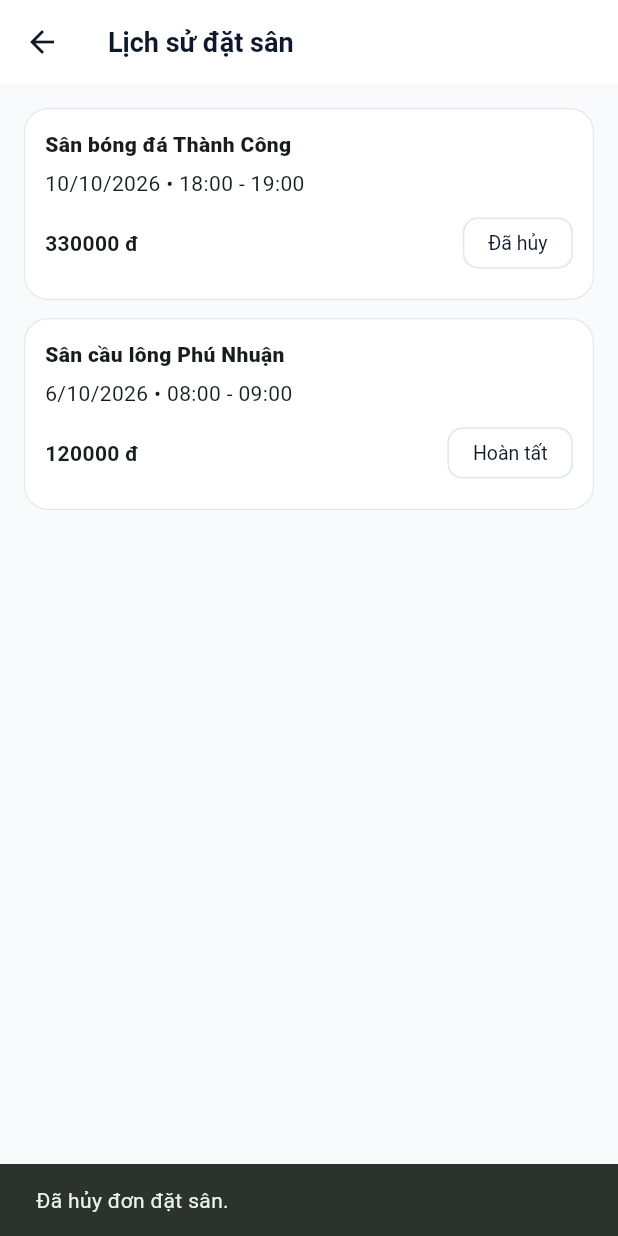
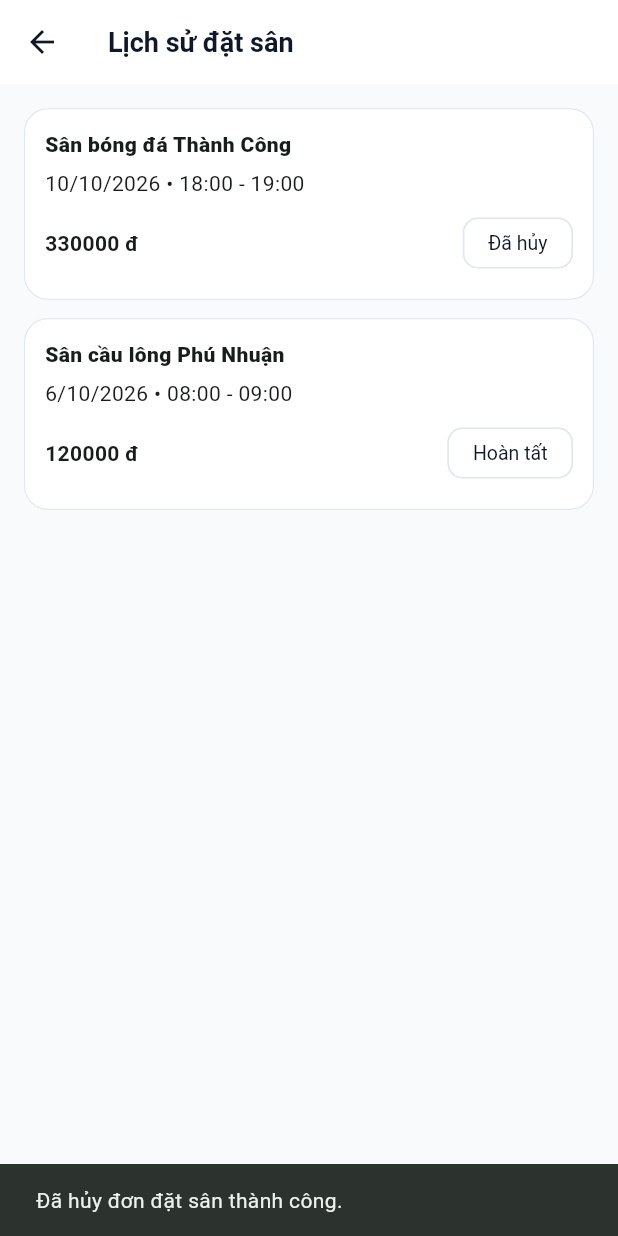
Before and after one commit to giahuy5523/DeTai_QuanLiDatSanTheThao_DiDong, a Flutter app: the BookingHistoryScreen screen opened by its route, after a tap on "Hủy đặt sân", on a phone screen of 412 x 824 dp. Run offline on Flutter 3.47's test engine with Material 3 defaults, Android fonts, the phone set to English and light mode, and no system bars; our stand-ins replace image_picker; accounts and stored records are empty.

Commit message:
Cập nhật luồng hủy đặt sân

```diff
--- a/lib/models/promotion.dart
+++ b/lib/models/promotion.dart
@@ -1,4 +1,3 @@
-/// Model Khuyến mãi - tương ứng bảng Promotions trong ERD.
 class Promotion {
   final String id;
   final String code;
@@ -6,12 +5,16 @@ class Promotion {
   final DateTime expiryDate;
   final bool isActive;
 
+  // Số lượt sử dụng mã khuyến mãi
+  int usedCount;
+
   Promotion({
     required this.id,
     required this.code,
     required this.discountPercent,
     required this.expiryDate,
     this.isActive = true,
+    this.usedCount = 0,
   });
 
   bool isExpiredAt(DateTime now) => !now.isBefore(
@@ -35,13 +38,17 @@ class Promotion {
         id: 'p1',
         code: 'SAN10',
         discountPercent: 10,
-        expiryDate: DateTime.now().add(const Duration(days: 30)),
+        expiryDate: DateTime.now().add(
+          const Duration(days: 30),
+        ),
       ),
       Promotion(
         id: 'p2',
         code: 'SAN20TET',
         discountPercent: 20,
-        expiryDate: DateTime.now().add(const Duration(days: 60)),
+        expiryDate: DateTime.now().add(
+          const Duration(days: 60),
+        ),
       ),
     ];
   }
--- a/lib/screens/customer/booking_history_screen.dart
+++ b/lib/screens/customer/booking_history_screen.dart
@@ -1,6 +1,132 @@
 import 'package:flutter/material.dart';
 import '../../data/mock_store.dart';
-import '../../models/booking.dart';
+
+// ============================================================================
+// Repository: xử lý hủy đơn và giải phóng khung giờ trong MockStore.
+// Lưu ý: đây là mô phỏng nghiệp vụ, chưa phải transaction SQLite thật.
+// ============================================================================
+
+class BookingRepository {
+  static Map<String, dynamic>? cancelBooking(String bookingId) {
+    final bookingIndex =
+        MockStore.bookings.indexWhere((booking) => booking.id == bookingId);
+
+    if (bookingIndex == -1) return null;
+
+    final booking = MockStore.bookings[bookingIndex];
+
+    // Chỉ cho phép hủy đơn đang chờ xác nhận hoặc đã xác nhận.
+    if (booking.status != 'pending' && booking.status != 'confirmed') {
+      return null;
+    }
+
+    final oldStatus = booking.status;
+    final promoId = booking.promoId;
+    final payment = MockStore.paymentOfBooking(bookingId);
+
+    // Chỉ hoàn tiền khi cả Booking và Payment đều ghi nhận đã thanh toán.
+    final shouldRefund = booking.paymentStatus == 'paid' &&
+        payment != null &&
+        payment['status'] == 'success';
+
+    // Cập nhật đơn đặt sân.
+    booking.status = 'cancelled';
+    booking.cancelReason = 'Khách hàng chủ động hủy';
+    booking.cancelledAt = DateTime.now();
+
+    if (shouldRefund) {
+      booking.paymentStatus = 'refunded';
+    }
+
+    // MockStore.timeSlotsFor() tự bỏ qua booking có status == 'cancelled',
+    // vì vậy khung giờ sẽ không còn bị đơn này chiếm giữ.
+
+    return {
+      'oldStatus': oldStatus,
+      'promoId': promoId,
+      'shouldRefund': shouldRefund,
+    };
+  }
+}
+
+// ============================================================================
+// PromotionService: hoàn lại lượt sử dụng mã khuyến mãi trong MockStore.
+// ============================================================================
+
+class PromotionService {
+  static bool cancelPromoUse(String promoId) {
+    final promoIndex =
+        MockStore.promotions.indexWhere((promotion) => promotion.id == promoId);
+
+    if (promoIndex == -1) return false;
+
+    final promotion = MockStore.promotions[promoIndex];
+
+    // Không để số lượt sử dụng giảm xuống số âm.
+    if (promotion.usedCount <= 0) return false;
+
+    promotion.usedCount--;
+    return true;
+  }
+}
+
+// ============================================================================
+// PaymentService: cập nhật trạng thái bản ghi thanh toán sau khi đủ điều kiện.
+// Đây chỉ là mô phỏng, không thực hiện hoàn tiền thật qua cổng thanh toán.
+// ============================================================================
+
+class PaymentService {
+  static bool processRefund(String bookingId) {
+    final payment = MockStore.paymentOfBooking(bookingId);
+
+    if (payment == null || payment['status'] != 'success') {
+      return false;
+    }
+
+    payment['status'] = 'refunded';
+    return true;
+  }
+}
+
+// ============================================================================
+// Controller: điều phối các bước theo Sequence.
+// ============================================================================
+
+class BookingController {
+  static bool cancelBooking(String bookingId) {
+    final result = BookingRepository.cancelBooking(bookingId);
+    if (result == null) return false;
+
+    final promoId = result['promoId'] as String?;
+    final shouldRefund = result['shouldRefund'] as bool;
+
+    // opt: đơn có sử dụng mã khuyến mãi.
+    if (promoId != null && promoId.isNotEmpty) {
+      PromotionService.cancelPromoUse(promoId);
+    }
+
+    // opt: đơn đã thanh toán thành công.
+    if (shouldRefund) {
+      final refunded = PaymentService.processRefund(bookingId);
+
+      // Nếu không cập nhật được Payment, khôi phục trạng thái paymentStatus
+      // để tránh Booking báo đã hoàn tiền trong khi Payment chưa được cập nhật.
+      if (!refunded) {
+        final bookingIndex =
+            MockStore.bookings.indexWhere((booking) => booking.id == bookingId);
+        if (bookingIndex != -1) {
+          MockStore.bookings[bookingIndex].paymentStatus = 'paid';
+        }
+      }
+    }
+
+    return true;
+  }
+}
+
+// ============================================================================
+// UI: BookingHistoryScreen
+// ============================================================================
 
 class BookingHistoryScreen extends StatefulWidget {
   const BookingHistoryScreen({super.key});
@@ -12,9 +138,9 @@ class BookingHistoryScreen extends StatefulWidget {
 class _BookingHistoryScreenState extends State<BookingHistoryScreen> {
   @override
   Widget build(BuildContext context) {
-    final bookings = MockStore.customerBookings(
-      MockStore.currentUser?.id ?? '',
-    );
+    final bookings =
+        MockStore.customerBookings(MockStore.currentUser?.id ?? '');
+
     return Scaffold(
       appBar: AppBar(title: const Text('Lịch sử đặt sân')),
       body: bookings.isEmpty
@@ -24,10 +150,11 @@ class _BookingHistoryScreenState extends State<BookingHistoryScreen> {
               itemCount: bookings.length,
               separatorBuilder: (_, _) => const SizedBox(height: 12),
               itemBuilder: (context, index) {
-                final b = bookings[index];
-                final venue = MockStore.venueById(b.venueId);
-                final canCancel =
-                    b.status == 'pending' || b.status == 'confirmed';
+                final booking = bookings[index];
+                final venue = MockStore.venueById(booking.venueId);
+                final canCancel = booking.status == 'pending' ||
+                    booking.status == 'confirmed';
+
                 return Card(
                   child: Padding(
                     padding: const EdgeInsets.all(14),
@@ -40,20 +167,21 @@ class _BookingHistoryScreenState extends State<BookingHistoryScreen> {
                         ),
                         const SizedBox(height: 6),
                         Text(
-                          '${b.date.day}/${b.date.month}/${b.date.year} • ${b.startTime} - ${b.endTime}',
+                          '${booking.date.day}/${booking.date.month}/${booking.date.year} • '
+                          '${booking.startTime} - ${booking.endTime}',
                         ),
                         const SizedBox(height: 6),
                         Row(
                           children: [
                             Expanded(
                               child: Text(
-                                '${b.totalPrice.toStringAsFixed(0)} đ',
+                                '${booking.totalPrice.toStringAsFixed(0)} đ',
                                 style: const TextStyle(
                                   fontWeight: FontWeight.w700,
                                 ),
                               ),
                             ),
-                            _statusChip(b.status),
+                            _statusChip(booking.status),
                           ],
                         ),
                         if (canCancel) ...[
@@ -61,8 +189,8 @@ class _BookingHistoryScreenState extends State<BookingHistoryScreen> {
                           Align(
                             alignment: Alignment.centerRight,
                             child: OutlinedButton.icon(
-                              key: ValueKey('cancel_${b.id}'),
-                              onPressed: () => _cancel(b.id),
+                              key: ValueKey('cancel_${booking.id}'),
+                              onPressed: () => _onCancelPressed(booking.id),
                               icon: const Icon(Icons.cancel_outlined),
                               label: const Text('Hủy đặt sân'),
                             ),
@@ -78,36 +206,37 @@ class _BookingHistoryScreenState extends State<BookingHistoryScreen> {
   }
 
   Widget _statusChip(String status) {
-    final label =
-        {
+    final label = {
           'pending': 'Chờ xác nhận',
           'confirmed': 'Đã xác nhận',
           'cancelled': 'Đã hủy',
           'completed': 'Hoàn tất',
         }[status] ??
         status;
+
     return Chip(label: Text(label));
   }
 
-  void _cancel(String bookingId) {
-    final booking = MockStore.bookings.where((b) => b.id == bookingId).first;
-    final index = MockStore.bookings.indexOf(booking);
-    MockStore.bookings[index] = Booking(
-      id: booking.id,
-      venueId: booking.venueId,
-      userId: booking.userId,
-      date: booking.date,
-      startTime: booking.startTime,
-      endTime: booking.endTime,
-      totalPrice: booking.totalPrice,
-      status: 'cancelled',
-      paymentId: booking.paymentId,
-      promotionCode: booking.promotionCode,
-      selectedServiceIds: booking.selectedServiceIds,
-    );
-    setState(() {});
-    ScaffoldMessenger.of(
-      context,
-    ).showSnackBar(const SnackBar(content: Text('Đã hủy đơn đặt sân.')));
+  void _onCancelPressed(String bookingId) {
+    final success = BookingController.cancelBooking(bookingId);
+
+    if (!mounted) return;
+
+    if (success) {
+      setState(() {});
+      ScaffoldMessenger.of(context)
+        ..hideCurrentSnackBar()
+        ..showSnackBar(
+          const SnackBar(content: Text('Đã hủy đơn đặt sân thành công.')),
+        );
+    } else {
+      ScaffoldMessenger.of(context)
+        ..hideCurrentSnackBar()
+        ..showSnackBar(
+          const SnackBar(
+            content: Text('Không thể hủy đơn này. Vui lòng kiểm tra trạng thái đơn.'),
+          ),
+        );
+    }
   }
 }
```
Also changed, not shown: 5 other files.
